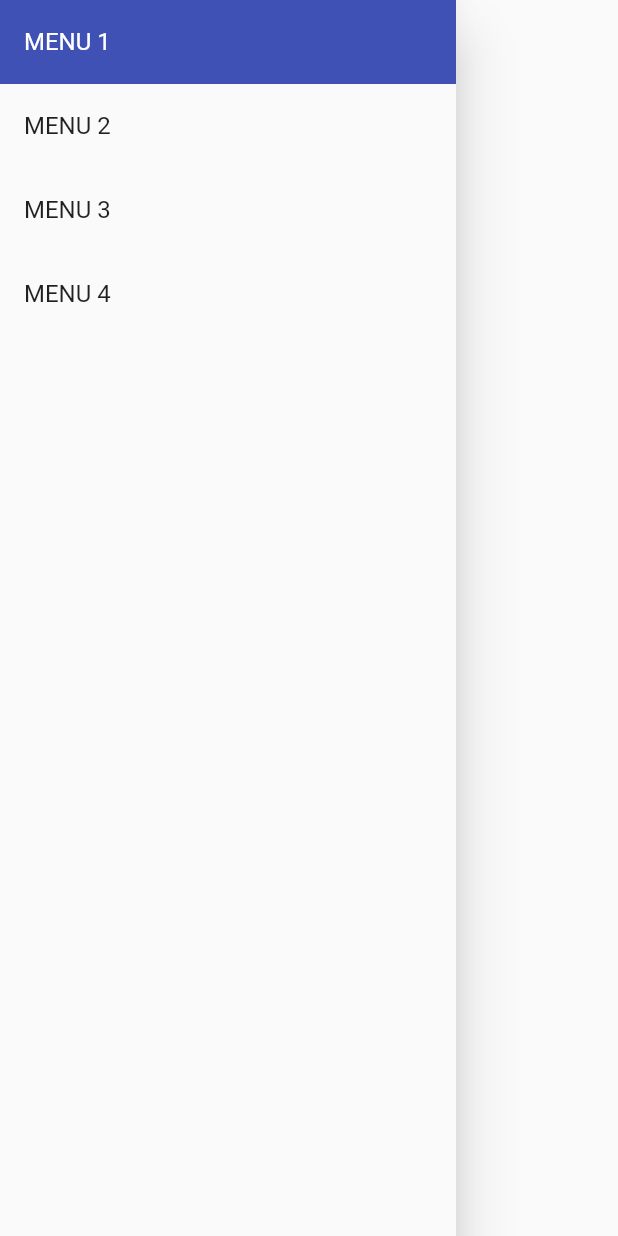
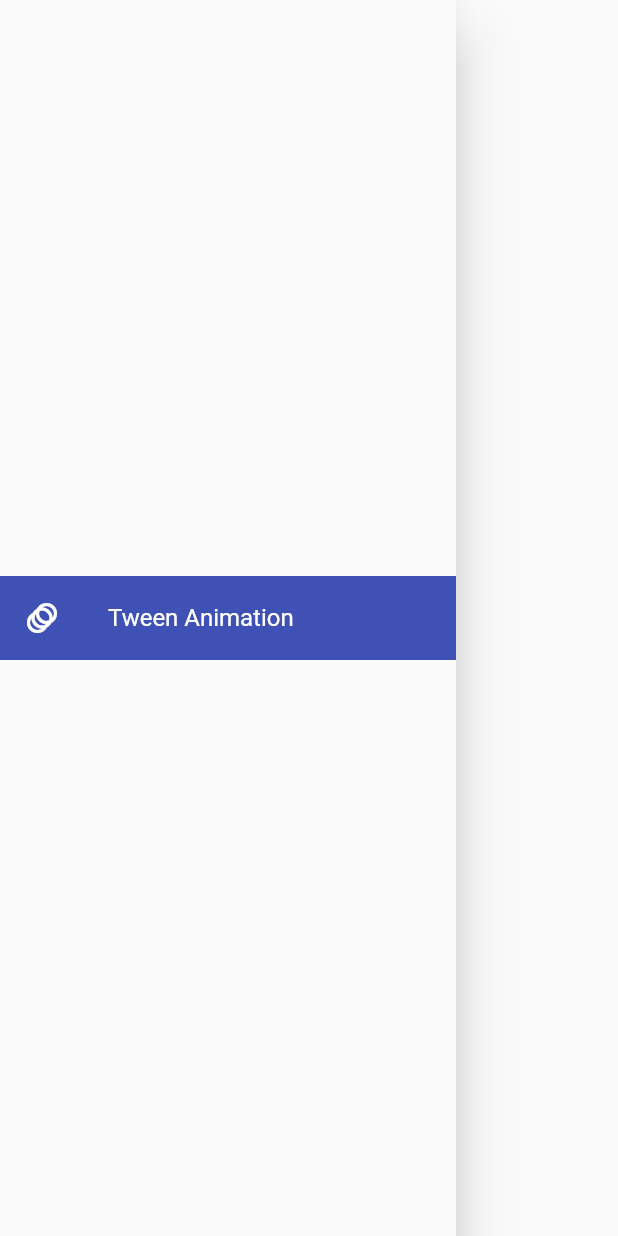
Before and after one commit to angelwayar/widgets_guide, a Flutter app: the MenuLateral widget shown alone on an empty page, opened directly, on a phone screen of 412 x 824 dp. Run offline on Flutter 3.47's test engine with Material 2 defaults, Android fonts, the phone set to English and light mode, and no system bars.

Commit message:
create page for container tween animation

```diff
--- a/lib/home.dart
+++ b/lib/home.dart
@@ -1,4 +1,5 @@
 import 'package:flutter/material.dart';
+import 'package:widgets_guide/tween-animation/tween_animation.dart';
 
 class HomePage extends StatelessWidget {
   const HomePage({Key? key}) : super(key: key);
@@ -24,26 +25,27 @@ class MenuLateral extends StatelessWidget {
   Widget build(BuildContext context) {
     return Drawer(
       child: Column(
+        mainAxisAlignment: MainAxisAlignment.center,
         children: [
           Ink(
             color: Colors.indigo,
-            child: const ListTile(
-              title: Text(
-                "MENU 1",
+            child: ListTile(
+              title: const Text(
+                "Tween Animation",
                 style: TextStyle(color: Colors.white),
+              ),
+              onTap: () => Navigator.push(
+                context,
+                MaterialPageRoute(
+                  builder: (_) => TweenAnimation(),
+                ),
+              ),
+              leading: Icon(
+                Icons.animation,
+                color: Colors.white,
               ),
             ),
           ),
-          ListTile(
-            title: const Text("MENU 2"),
-            onTap: () {},
-          ),
-          const ListTile(
-            title: Text("MENU 3"),
-          ),
-          const ListTile(
-            title: Text("MENU 4"),
-          )
         ],
       ),
     );
```
Also changed, not shown: lib/tween-animation/container/container_tween_animation.dart (added, +17 -0 lines), lib/tween-animation/tween_animation.dart (added, +30 -0 lines), pubspec.lock.
